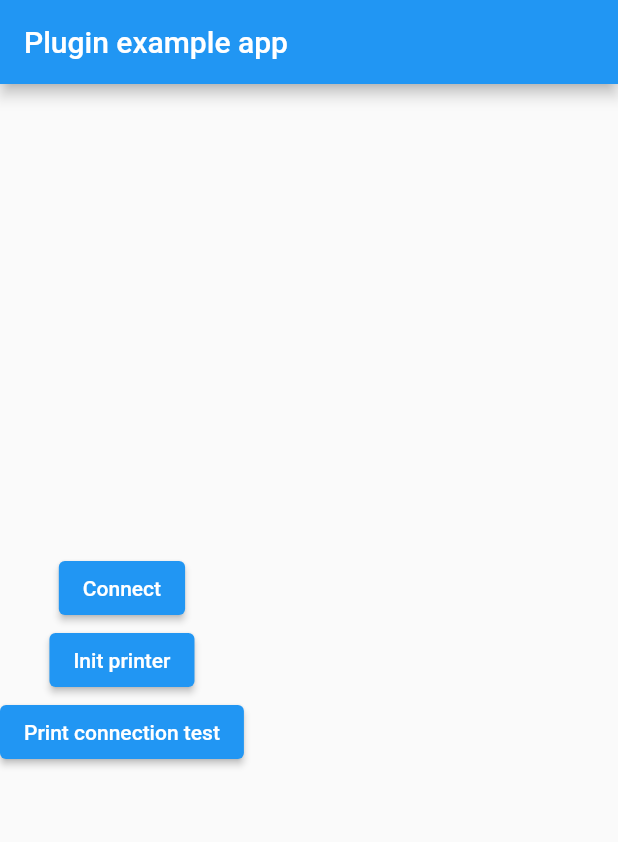
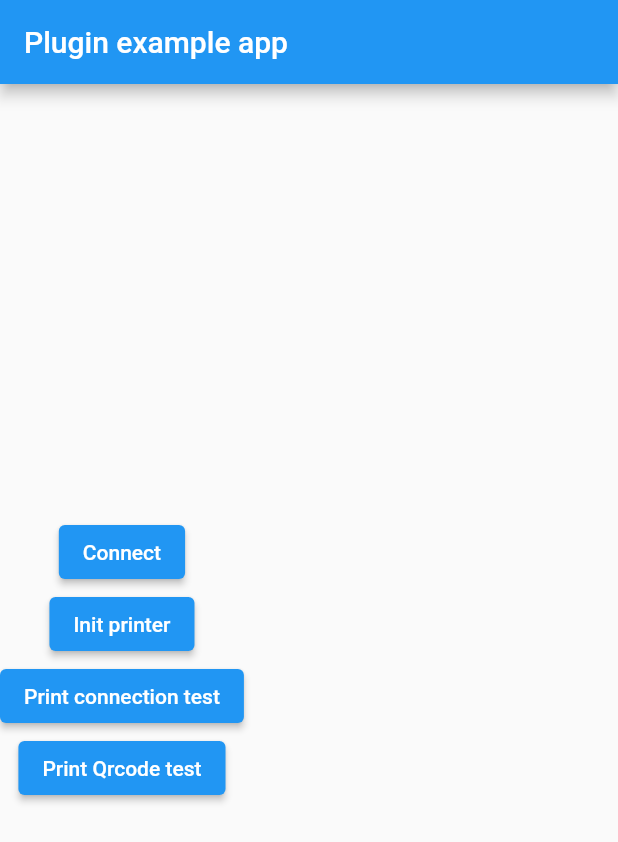
Before and after one commit to FrenkyDema/sunmi_cloud_printer, a Flutter app: the screen it shows after launch, on a phone screen of 412 x 824 dp. Shown: the top 842 px of the screen. Run offline on Flutter 3.47's test engine with Material 2 defaults, Android fonts, the phone set to English and light mode, and no system bars.

Commit message:
Qrcode test

```diff
--- a/example/lib/main.dart
+++ b/example/lib/main.dart
@@ -1,6 +1,7 @@
 import 'dart:async';
 
 import 'package:flutter/material.dart';
+import 'package:sunmi_cloud_printer/enums.dart';
 import 'package:sunmi_cloud_printer/sunmi_cloud_printer.dart';
 
 void main() {
@@ -50,7 +51,15 @@ class _MyAppState extends State<MyApp> {
                         await SunmiCloudPrinter.lineWrap(3),
                       },
                   child: const Text("Print connection test")),
+              ElevatedButton(
+                  onPressed: () async => {
+                    await SunmiCloudPrinter.printQRCode('https://canteen.risto.cloud/api/company/service_status', size: 8),
+                    await SunmiCloudPrinter.lineWrap(3),
+                  },
+                  child: const Text("Print Qrcode test")),
               const Spacer(),
+
+
             ],
           )),
     );
```
